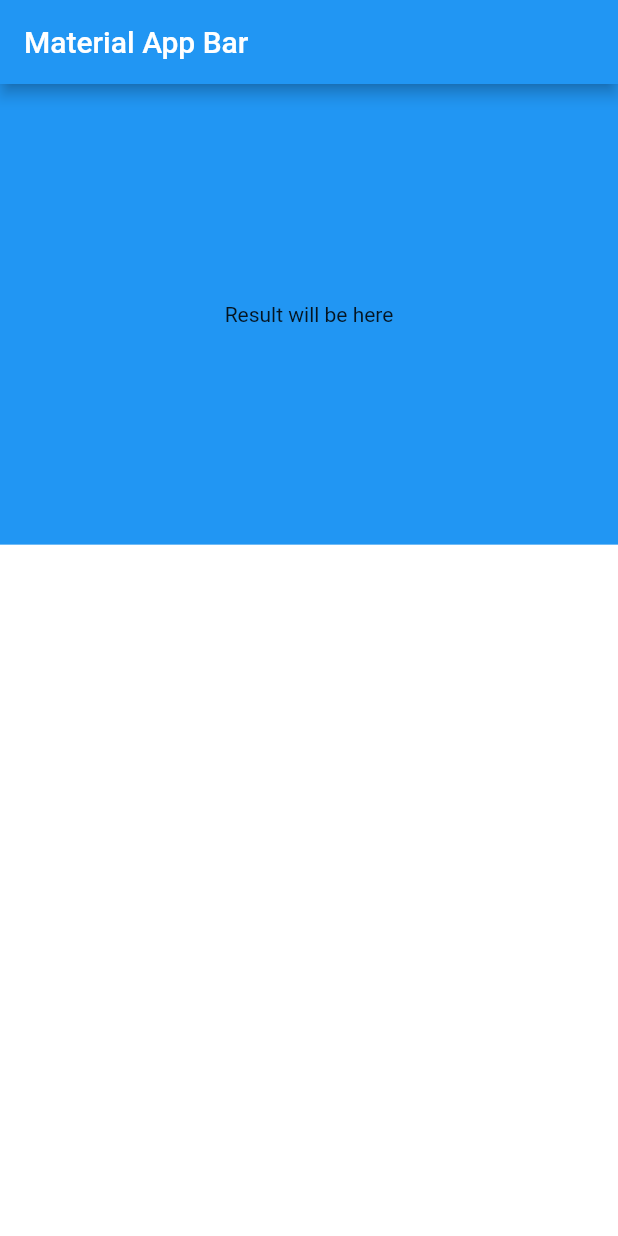
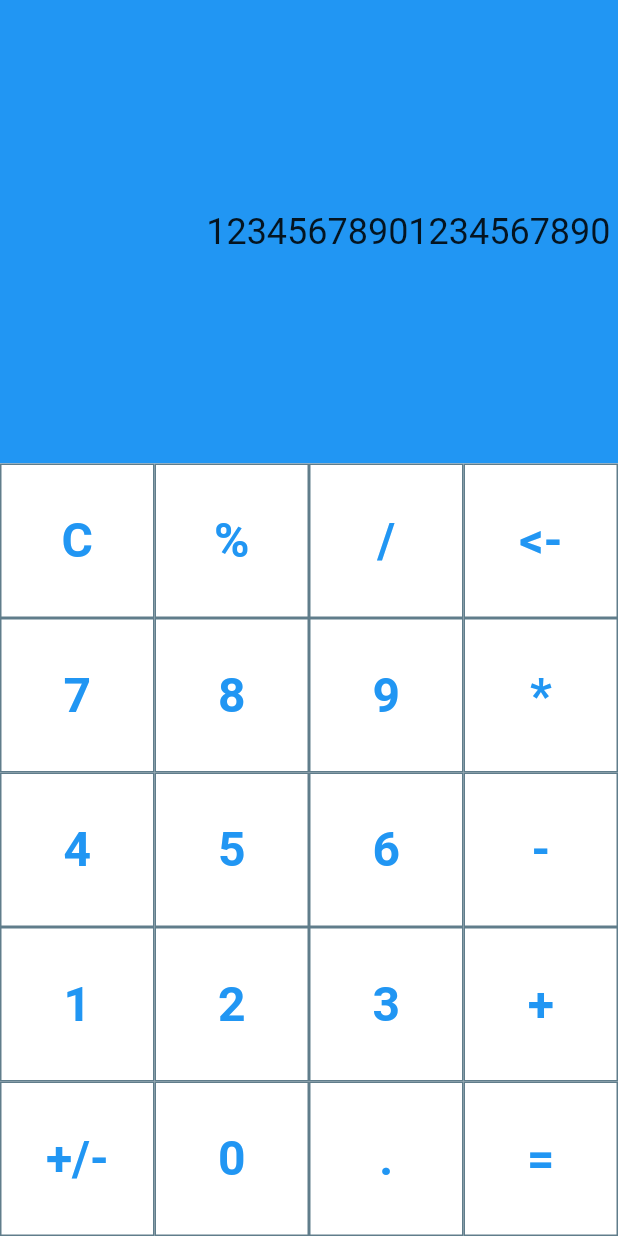
Before and after one commit to witwash/calc_flutter, a Flutter app: the screen it shows after launch, on a phone screen of 412 x 824 dp. Run offline on Flutter 3.47's test engine with Material 2 defaults, Android fonts, the phone set to English and light mode, and no system bars.

Commit message:
Updated layouts

```diff
--- a/lib/app.dart
+++ b/lib/app.dart
@@ -5,13 +5,10 @@ class CalcApp extends StatelessWidget {
   const CalcApp({Key? key}) : super(key: key);
 
   @override
-  Widget build(BuildContext context) => MaterialApp(
+  Widget build(BuildContext context) => const MaterialApp(
         title: 'Material App',
         home: Scaffold(
-          appBar: AppBar(
-            title: const Text('Material App Bar'),
-          ),
-          body: const CalcPage(),
+          body: SafeArea(child: CalcPage()),
         ),
       );
 }
--- a/lib/widgets/input_section.dart
+++ b/lib/widgets/input_section.dart
@@ -6,12 +6,10 @@ class InputWidget extends StatelessWidget {
   }) : super(key: key);
 
   @override
-  Widget build(BuildContext context) => Expanded(
-      flex: 3,
-      child: Container(
+  Widget build(BuildContext context) => Container(
         color: Colors.white,
-        child: const Center(child: InputField()),
-      ));
+        child: const InputField(),
+      );
 }
 
 class InputField extends StatelessWidget {
@@ -22,25 +20,56 @@ class InputField extends StatelessWidget {
   @override
   Widget build(BuildContext context) => GridView.count(
         crossAxisCount: 4,
-        children: const [],
+        shrinkWrap: true,
+        primary: true,
+        padding: EdgeInsets.zero,
+        children: const [
+          CalcButton(textValue: 'C'),
+          CalcButton(textValue: '%'),
+          CalcButton(textValue: '/'),
+          CalcButton(textValue: '<-'),
+          CalcButton(textValue: '7'),
+          CalcButton(textValue: '8'),
+          CalcButton(textValue: '9'),
+          CalcButton(textValue: '*'),
+          CalcButton(textValue: '4'),
+          CalcButton(textValue: '5'),
+          CalcButton(textValue: '6'),
+          CalcButton(textValue: '-'),
+          CalcButton(textValue: '1'),
+          CalcButton(textValue: '2'),
+          CalcButton(textValue: '3'),
+          CalcButton(textValue: '+'),
+          CalcButton(textValue: '+/-'),
+          CalcButton(textValue: '0'),
+          CalcButton(textValue: '.'),
+          CalcButton(textValue: '='),
+        ],
       );
 }
 
 class CalcButton extends StatelessWidget {
-  const CalcButton({Key? key, required this.textValue}) : super(key: key);
+  const CalcButton({
+    Key? key,
+    required this.textValue,
+    this.textStyle = buttonsTextStyle,
+  }) : super(key: key);
 
   static const TextStyle buttonsTextStyle =
       TextStyle(fontSize: 32, fontWeight: FontWeight.bold);
 
   final String textValue;
+  final TextStyle textStyle;
 
   @override
-  Widget build(BuildContext context) => Container(
-        decoration: ShapeDecoration(shape: Border.all(color: Colors.blueGrey)),
-        width: 100,
-        child: TextButton(
-          onPressed: () {},
-          child: FittedBox(
+  Widget build(BuildContext context) => SizedBox(
+        height: 50,
+        width: 50,
+        child: DecoratedBox(
+          decoration:
+              ShapeDecoration(shape: Border.all(color: Colors.blueGrey)),
+          child: TextButton(
+            onPressed: () {},
             child: Text(
               textValue,
               style: buttonsTextStyle,
--- a/lib/widgets/result_section.dart
+++ b/lib/widgets/result_section.dart
@@ -5,12 +5,20 @@ class ResultWidget extends StatelessWidget {
     Key? key,
   }) : super(key: key);
 
+  static const TextStyle textStyle = TextStyle(fontSize: 24);
+
   @override
   Widget build(BuildContext context) => Expanded(
-        flex: 2,
         child: Container(
+          padding: const EdgeInsets.all(5),
           color: Colors.blue,
-          child: const Center(child: Text('Result will be here')),
+          child: const Align(
+            alignment: Alignment.centerRight,
+            child: Text(
+              '12345678901234567890',
+              style: textStyle,
+            ),
+          ),
         ),
       );
 }
```
